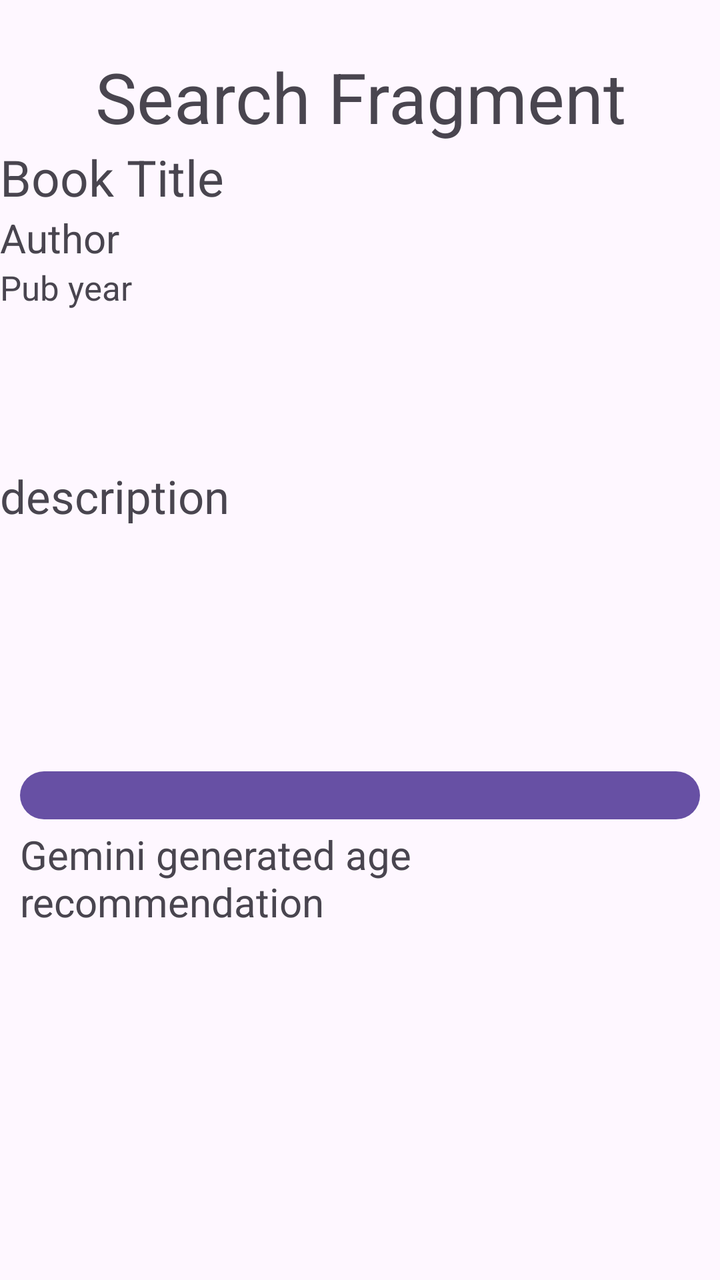
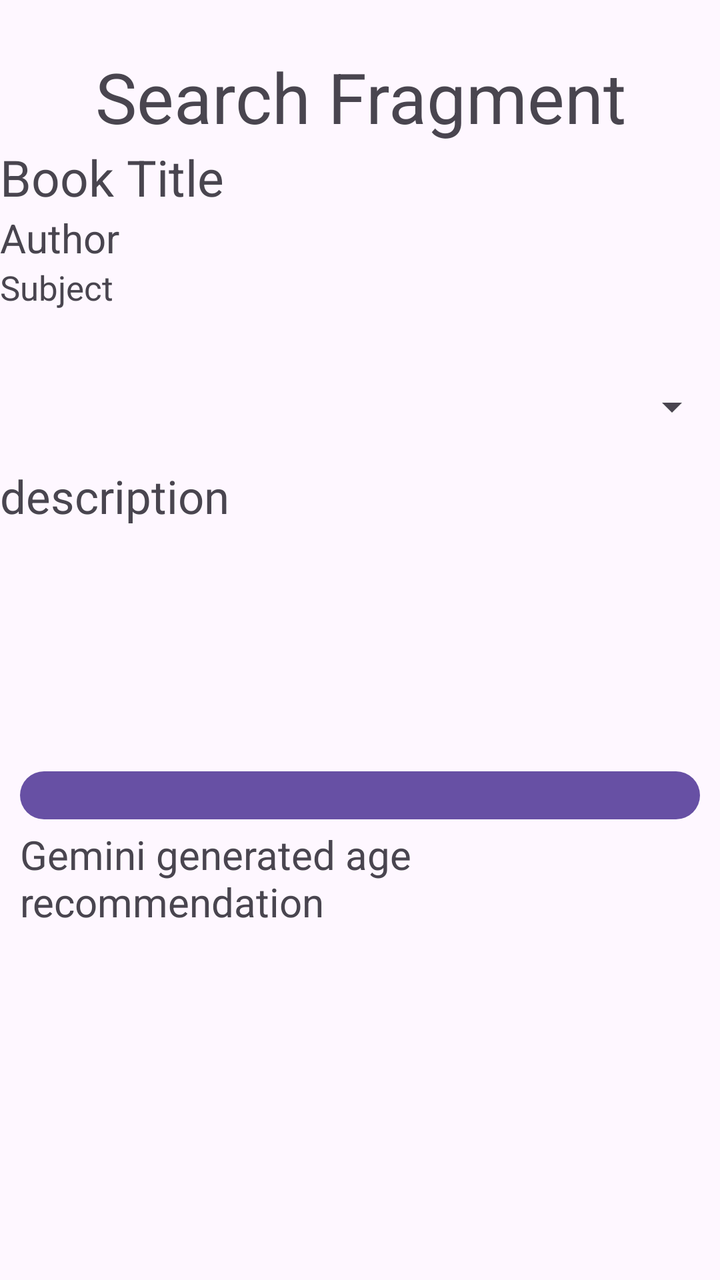

Two renders of the same Android screen: before a commit and after it. Below are the layout's source before the change and the commit's diff.
<!-- AndroidManifest.xml: application theme Theme.LibookApp -->
<!-- res/layout/fragment_book_info.xml -->
<?xml version="1.0" encoding="utf-8"?>
<LinearLayout xmlns:android="http://schemas.android.com/apk/res/android"
    xmlns:tools="http://schemas.android.com/tools"
    android:layout_width="match_parent"
    android:layout_height="match_parent"
    android:orientation="vertical"
    tools:context=".BookInfoFragment"
    android:layout_marginHorizontal="20dp">

    
    <TextView
        android:layout_width="match_parent"
        android:layout_height="wrap_content"
        android:text="Search Fragment"
        android:textSize="35dp"
        android:layout_marginTop="25dp"
        android:textAlignment="center"/>

    <LinearLayout
        android:layout_width="match_parent"
        android:layout_height="0dp"
        android:layout_weight="50"
        android:orientation="horizontal">

        <LinearLayout
            android:layout_width="0dp"
            android:layout_height="match_parent"
            android:layout_weight="65"
            android:orientation="vertical">

            <TextView
                android:id="@+id/tVTitle"
                android:layout_width="match_parent"
                android:layout_height="wrap_content"
                android:text="Book Title"
                android:textSize="25dp"/>

            <TextView
                android:id="@+id/tVAuthor"
                android:layout_width="match_parent"
                android:layout_height="wrap_content"
                android:text="Author"
                android:textSize="20dp"/>

            <TextView
                android:id="@+id/tVPub"
                android:layout_width="match_parent"
                android:layout_height="wrap_content"
                android:text="Pub year"
                android:textSize="17dp"/>
        </LinearLayout>

        <ImageView
            android:id="@+id/iVImage"
            android:layout_width="0dp"
            android:layout_height="350px"
            android:layout_weight="35"/>

    </LinearLayout>

    <ScrollView
        android:layout_width="match_parent"
        android:layout_height="0dp"
        android:layout_weight="40"
        android:scrollbars="vertical"> 

        <TextView
            android:id="@+id/tVDesc"
            android:layout_width="match_parent"
            android:layout_height="match_parent"
            android:text="description"
            android:textSize="23dp"/>

    </ScrollView>

    <Button
        android:layout_width="match_parent"
        android:layout_height="0dp"
        android:layout_weight="10"
        android:layout_marginTop="20dp"
        android:layout_marginHorizontal="10dp"/>

    <TextView
        android:layout_width="match_parent"
        android:layout_height="0dp"
        android:layout_weight="70"
        android:text="Gemini generated age recommendation"
        android:textSize="20dp"
        android:layout_marginHorizontal="10dp"/>


</LinearLayout>
<!-- resources referenced by this layout -->
<resources>
  <style name="Theme.LibookApp" parent="Base.Theme.LibookApp" />
  <style name="Base.Theme.LibookApp" parent="Theme.Material3.DayNight.NoActionBar">
          
          
      </style>
</resources>

<!-- the commit's change to res/layout/fragment_book_info.xml (unified diff, before → after) -->
@@ -4,7 +4,7 @@
     android:layout_width="match_parent"
     android:layout_height="match_parent"
     android:orientation="vertical"
-    tools:context=".BookInfoFragment"
+    tools:context=".screens.BookInfoFragment"
     android:layout_marginHorizontal="20dp">
 
     
@@ -43,18 +43,31 @@
                 android:textSize="20dp"/>
 
             <TextView
-                android:id="@+id/tVPub"
+                android:id="@+id/tVSubj"
                 android:layout_width="match_parent"
                 android:layout_height="wrap_content"
-                android:text="Pub year"
+                android:text="Subject"
                 android:textSize="17dp"/>
         </LinearLayout>
 
-        <ImageView
-            android:id="@+id/iVImage"
+        <LinearLayout
             android:layout_width="0dp"
-            android:layout_height="350px"
-            android:layout_weight="35"/>
+            android:layout_height="match_parent"
+            android:layout_weight="35"
+            android:orientation="vertical">
+
+            <ImageView
+                android:id="@+id/iVImage"
+                android:layout_width="match_parent"
+                android:layout_height="350px" />
+
+            <Spinner
+                android:id="@+id/sSave"
+                android:layout_width="match_parent"
+                android:layout_height="30dp"/>
+
+        </LinearLayout>
+
 
     </LinearLayout>
 
